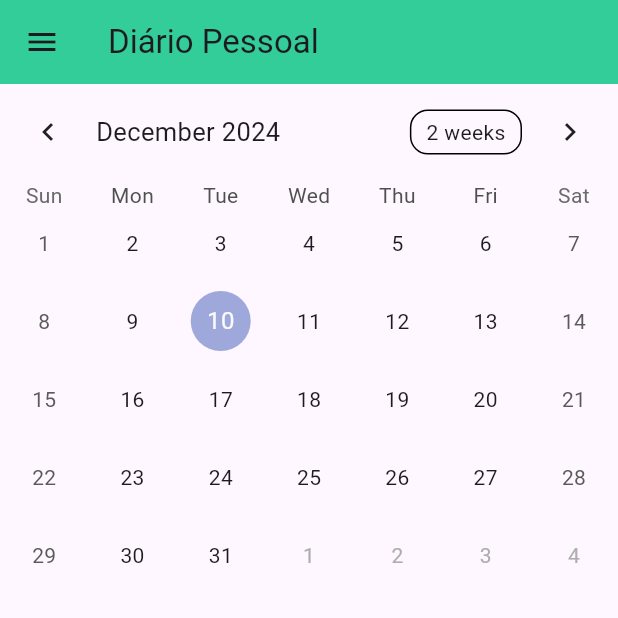
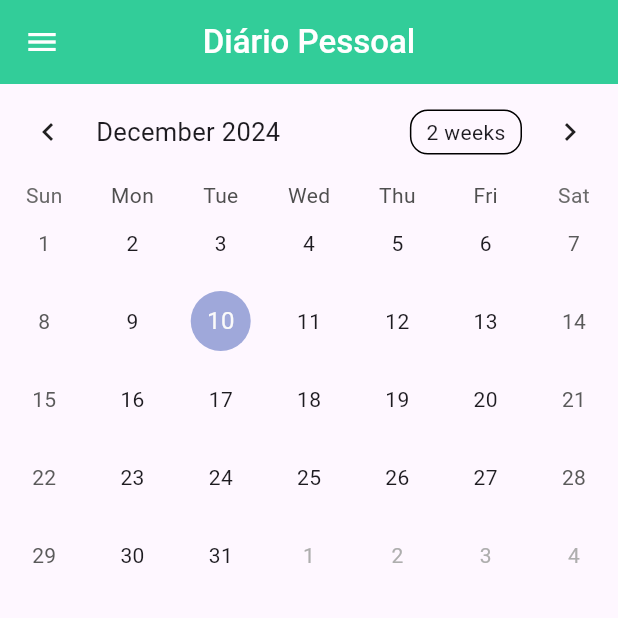
Before and after one commit to RONALDWITHER/Appdiariopessoal, a Flutter app: the Calendario screen opened directly, on a phone screen of 412 x 824 dp, the top half of it. Run offline on Flutter 3.47's test engine with Material 3 defaults, Android fonts, the phone set to English and light mode, and no system bars; drawn by our look-alikes of table_calendar; our stand-ins replace cloud_firestore, firebase_auth, firebase_core, flutter_slidable; accounts and stored records are empty.

Commit message:
pequenos ajustes

```diff
--- a/lib/drawer/calendario.dart
+++ b/lib/drawer/calendario.dart
@@ -28,8 +28,16 @@ class _CalendarioState extends State<Calendario> {
   Widget build(BuildContext context) {
     return Scaffold(
       appBar: AppBar(
-        title: const Text('Diário Pessoal'),
+        title: const Text(
+          'Diário Pessoal',
+          style: TextStyle(
+            color: Colors.white,
+            fontWeight: FontWeight.w500,
+          ),
+        ),
+        centerTitle: true,
         backgroundColor: const Color(0xFF32CD99),
+        iconTheme: const IconThemeData(color: Colors.white),
       ),
       drawer: Drawer(
         child: ListView(
--- a/lib/paginas/tela_edicao.dart
+++ b/lib/paginas/tela_edicao.dart
@@ -27,7 +27,6 @@ class _Tela_editarAnotacaoState extends State<Tela_editarAnotacao> {
 
   @override
   void dispose() {
-    // Certifique-se de descartar o controlador para evitar vazamentos de memória
     controlar_titulo.dispose();
     super.dispose();
   }
--- a/lib/paginas/teladeanotar.dart
+++ b/lib/paginas/teladeanotar.dart
@@ -51,8 +51,8 @@ class _TelaAnotacoesState extends State<TelaAnotacoes> {
                 widget.salvar(_titulo_da_anotacao.text, _texto_da_anotacao.text,
                     DateTime.now());
 
-                widget.mensagem(context); // Chama o callback
-                Navigator.pop(context); // Fecha a tela
+                widget.mensagem(context);
+                Navigator.pop(context);
               },
               style: ElevatedButton.styleFrom(
                 backgroundColor: const Color(0xFF32CD99),
--- a/lib/widgets/drawer_telaInicial.dart
+++ b/lib/widgets/drawer_telaInicial.dart
@@ -1,4 +1,5 @@
 import 'package:appdiario/drawer/calendario.dart';
+import 'package:appdiario/drawer/configuracoes.dart';
 import 'package:appdiario/paginas/telaDeLogin.dart';
 import 'package:flutter/material.dart';
 
@@ -53,6 +54,10 @@ class DrawerTelainicial extends StatelessWidget {
             title: const Text('Configurações'),
             onTap: () {
               Navigator.pop(context);
+              Navigator.pushReplacement(
+                context,
+                MaterialPageRoute(builder: (context) => Configuracoes()),
+              );
             },
           ),
           ListTile(
```
Also changed, not shown: lib/drawer/configuracoes.dart (+9 -1 lines), lib/widgets/lista_de_anotacao.dart (+31 -20 lines).
